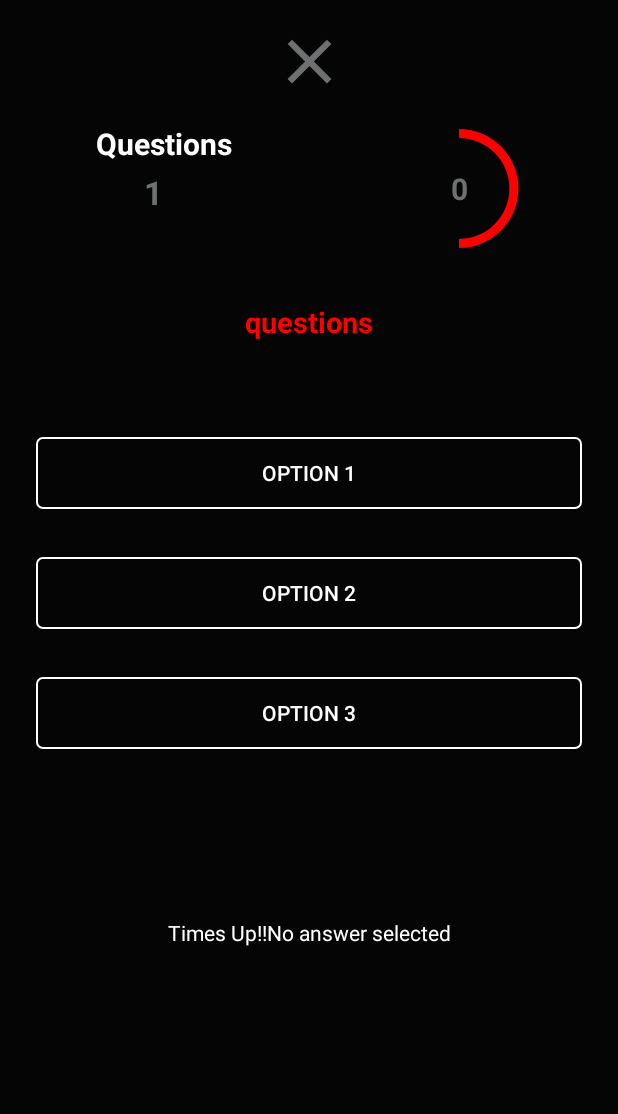
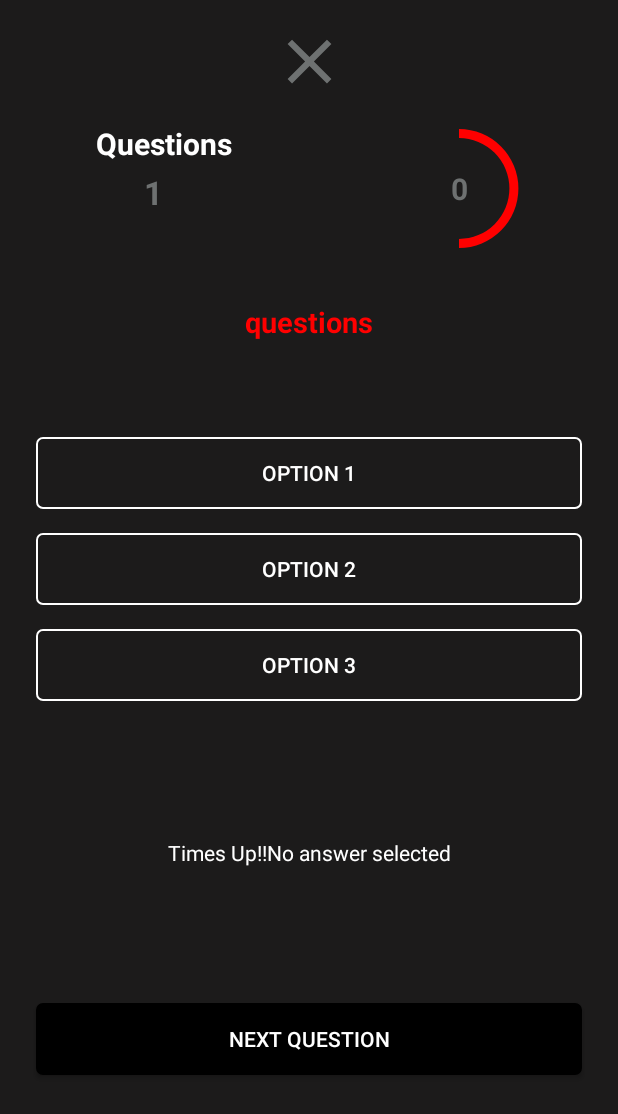
Before and after one commit to byrmkus/QuizApp_JavaAndroid-MVVM-Firebase, an Android app: the QuizFragment screen opened through its navigation route, on a phone screen of 412 x 824 dp. Shown: the top 1114 px of the screen. Run offline under Robolectric (Android 15) with nearby library versions, the phone set to English and light mode, and no system bars; our stand-ins replace Firebase (no records; nobody signed in at launch, a user with empty details on screens opened directly); 8 statements that could not run were skipped.

Commit message:
Quizz App second commit

```diff
--- a/app/src/main/java/com/baykus/quizzapp/views/ResultFragment.java
+++ b/app/src/main/java/com/baykus/quizzapp/views/ResultFragment.java
@@ -66,7 +66,7 @@ public class ResultFragment extends Fragment {
 
                 Long total = corrent + wrong + noAnswer;
                 Long persent = (corrent*100)/total;
-                binding.txtCountTimeQuiz.setText(persent.toString());
+                binding.txtCountTimeQuiz.setText("%"+persent.toString());
                 binding.progressBarResultCount.setProgress(persent.intValue());
             }
         });
--- a/app/src/main/res/drawable/button_in_up.xml
+++ b/app/src/main/res/drawable/button_in_up.xml
@@ -11,5 +11,5 @@
 
     <stroke
         android:width="1dp"
-        android:color="@color/white" />
+        android:color="@color/light_sky" />
 </shape>
--- a/app/src/main/res/layout/fragment_detail.xml
+++ b/app/src/main/res/layout/fragment_detail.xml
@@ -88,7 +88,6 @@
         android:layout_marginEnd="16dp"
         android:layout_marginBottom="32dp"
         android:background="@drawable/button_in_up_selector"
-        android:backgroundTint="@color/light_sky"
         android:text="Start Quiz"
         android:textStyle="bold"
         android:textColor="@color/white"
--- a/app/src/main/res/layout/fragment_quiz.xml
+++ b/app/src/main/res/layout/fragment_quiz.xml
@@ -13,8 +13,8 @@
         android:layout_width="50dp"
         android:layout_height="50dp"
         android:layout_marginTop="16dp"
+        android:backgroundTint="@color/light_sky_light"
         android:src="@drawable/ic_baseline_close_24"
-        android:backgroundTint="@color/light_sky_light"
         app:layout_constraintEnd_toEndOf="parent"
         app:layout_constraintHorizontal_bias="0.5"
         app:layout_constraintStart_toStartOf="parent"
@@ -81,9 +81,9 @@
         android:layout_marginStart="32dp"
         android:layout_marginTop="32dp"
         android:layout_marginEnd="32dp"
-        android:text="questions"
         android:paddingLeft="16dp"
         android:paddingRight="16dp"
+        android:text="questions"
         android:textColor="@color/black"
         android:textSize="19sp"
         android:textStyle="bold"
@@ -112,7 +112,7 @@
         android:layout_width="0dp"
         android:layout_height="wrap_content"
         android:layout_marginStart="24dp"
-        android:layout_marginTop="32dp"
+        android:layout_marginTop="16dp"
         android:layout_marginEnd="24dp"
         android:background="@drawable/edit_pg"
         android:text="Option 2"
@@ -128,7 +128,7 @@
         android:layout_width="0dp"
         android:layout_height="wrap_content"
         android:layout_marginStart="24dp"
-        android:layout_marginTop="32dp"
+        android:layout_marginTop="16dp"
         android:layout_marginEnd="24dp"
         android:background="@drawable/edit_pg"
         android:text="Option 3"
@@ -144,19 +144,24 @@
         android:layout_width="0dp"
         android:layout_height="wrap_content"
         android:layout_marginStart="24dp"
+        android:layout_marginTop="8dp"
         android:layout_marginEnd="24dp"
         android:layout_marginBottom="32dp"
-        android:backgroundTint="@color/light_sky"
+        android:background="@drawable/button_in_up_selector"
         android:text="Next Question"
+        android:textColor="@color/white"
         app:layout_constraintBottom_toBottomOf="parent"
         app:layout_constraintEnd_toEndOf="parent"
         app:layout_constraintHorizontal_bias="0.5"
-        app:layout_constraintStart_toStartOf="parent" />
+        app:layout_constraintStart_toStartOf="parent"
+        app:layout_constraintTop_toBottomOf="@+id/txtAnsFeedbackTv" />
 
     <TextView
         android:id="@+id/txtAnsFeedbackTv"
         android:layout_width="wrap_content"
         android:layout_height="wrap_content"
+        android:layout_marginTop="16dp"
+        android:layout_marginBottom="8dp"
         android:text="verify answer"
         android:textColor="@color/white"
         app:layout_constraintBottom_toTopOf="@+id/btn_nextQuestion"
--- a/app/src/main/res/layout/fragment_result.xml
+++ b/app/src/main/res/layout/fragment_result.xml
@@ -26,7 +26,7 @@
         android:layout_width="wrap_content"
         android:layout_height="wrap_content"
         android:text="90%"
-        android:textColor="@color/black"
+        android:textColor="@color/white"
         android:textSize="28sp"
         android:textStyle="bold"
         app:layout_constraintBottom_toBottomOf="@+id/progressBarResultCount"
@@ -41,9 +41,8 @@
         android:layout_marginStart="24dp"
         android:layout_marginEnd="24dp"
         android:layout_marginBottom="32dp"
-        android:backgroundTint="@color/light_sky"
         android:text="Go To Home"
-        android:background="@drawable/edit_pg"
+        android:background="@drawable/button_in_up_selector"
         android:textColor="@color/white"
         app:layout_constraintBottom_toBottomOf="parent"
         app:layout_constraintEnd_toEndOf="parent"
--- a/app/src/main/res/layout/fragment_sign_in.xml
+++ b/app/src/main/res/layout/fragment_sign_in.xml
@@ -77,10 +77,9 @@
         android:layout_width="0dp"
         android:layout_height="wrap_content"
         android:layout_marginStart="16dp"
-        android:layout_marginTop="64dp"
+        android:layout_marginTop="40dp"
         android:layout_marginEnd="16dp"
         android:background="@drawable/button_in_up_selector"
-        android:backgroundTint="@color/light_sky"
         android:text="Sign In"
         android:textAllCaps="false"
         android:textColor="@color/white"
@@ -113,6 +112,7 @@
         android:layout_marginStart="32dp"
         android:layout_marginTop="24dp"
         android:layout_marginEnd="32dp"
+        android:layout_marginBottom="32dp"
         android:text="By using our app, you agree our Terms and Condition and Privacy policy"
         android:textColor="@color/white"
         android:textSize="18sp"
@@ -130,7 +130,6 @@
         android:layout_marginTop="8dp"
         android:layout_marginEnd="16dp"
         android:background="@drawable/button_in_up_selector"
-        android:backgroundTint="@color/white"
         android:drawableLeft="@drawable/g_35x35"
         android:paddingRight="20dp"
         android:text="Sign in with Google"
--- a/app/src/main/res/layout/fragment_sign_up.xml
+++ b/app/src/main/res/layout/fragment_sign_up.xml
@@ -77,10 +77,9 @@
         android:layout_width="0dp"
         android:layout_height="wrap_content"
         android:layout_marginStart="16dp"
-        android:layout_marginTop="64dp"
+        android:layout_marginTop="40dp"
         android:layout_marginEnd="16dp"
         android:background="@drawable/button_in_up_selector"
-        android:backgroundTint="@color/light_sky"
         android:text="Sign Up"
         android:textAllCaps="false"
         android:textColor="@color/white"
@@ -114,9 +113,11 @@
         android:layout_marginTop="24dp"
         android:layout_marginEnd="32dp"
 
+        android:layout_marginBottom="32dp"
         android:text="By using our app, you agree our Terms and Condition and Privacy policy"
         android:textColor="@color/white"
         android:textSize="18sp"
+        app:layout_constraintBottom_toBottomOf="parent"
         app:layout_constraintEnd_toEndOf="parent"
         app:layout_constraintHorizontal_bias="0.5"
         app:layout_constraintStart_toStartOf="parent"
--- a/app/src/main/res/layout/fragment_sprash.xml
+++ b/app/src/main/res/layout/fragment_sprash.xml
@@ -7,8 +7,9 @@
     tools:context=".views.SprashFragment">
 
     <androidx.appcompat.widget.AppCompatImageView
-        android:layout_width="wrap_content"
-        android:layout_height="wrap_content"
+        android:layout_width="345dp"
+        android:layout_height="363dp"
+        android:layout_margin="16dp"
         android:background="@drawable/quiz"
         app:layout_constraintBottom_toBottomOf="parent"
         app:layout_constraintEnd_toEndOf="parent"
--- a/app/src/main/res/values/colors.xml
+++ b/app/src/main/res/values/colors.xml
@@ -7,7 +7,7 @@
     <color name="teal_700">#FF018786</color>
     <color name="black">#FF0000</color>
     <color name="white">#FFFFFFFF</color>
-    <color name="purple">#050505</color>
+    <color name="purple">#1C1B1B</color>
     <color name="light_sky">#000000</color>
     <color name="light_sky_light">#6E7171</color>
     <color name="green">#00FF00</color>
```
